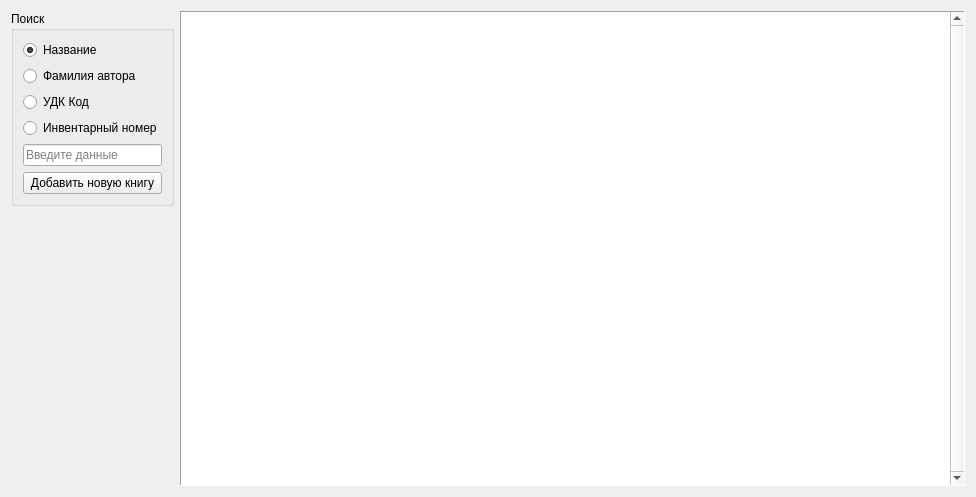
The window that src/searchbookwidget.ui (libjournaldev/libjournal) describes before a commit, drawn with Qt 5.
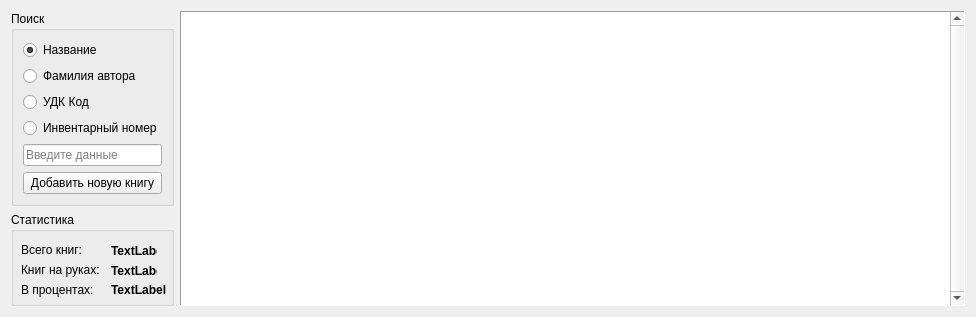
The same window after the commit. Icons and pictures are not drawn.

Diff of the .ui file:
```diff
--- a/src/searchbookwidget.ui
+++ b/src/searchbookwidget.ui
@@ -7,7 +7,7 @@
     <x>0</x>
     <y>0</y>
     <width>976</width>
-    <height>497</height>
+    <height>317</height>
    </rect>
   </property>
   <property name="minimumSize">
@@ -122,17 +122,113 @@
       </widget>
      </item>
      <item>
-      <spacer name="verticalSpacer">
-       <property name="orientation">
-        <enum>Qt::Vertical</enum>
-       </property>
-       <property name="sizeHint" stdset="0">
+      <widget class="QGroupBox" name="groupBox_2">
+       <property name="baseSize">
         <size>
-         <width>20</width>
-         <height>348</height>
+         <width>0</width>
+         <height>50</height>
         </size>
        </property>
-      </spacer>
+       <property name="title">
+        <string>Статистика</string>
+       </property>
+       <widget class="QLabel" name="label">
+        <property name="geometry">
+         <rect>
+          <x>10</x>
+          <y>30</y>
+          <width>61</width>
+          <height>16</height>
+         </rect>
+        </property>
+        <property name="text">
+         <string>Всего книг:</string>
+        </property>
+       </widget>
+       <widget class="QLabel" name="label_2">
+        <property name="geometry">
+         <rect>
+          <x>10</x>
+          <y>50</y>
+          <width>81</width>
+          <height>16</height>
+         </rect>
+        </property>
+        <property name="text">
+         <string>Книг на руках:</string>
+        </property>
+       </widget>
+       <widget class="QLabel" name="label_3">
+        <property name="geometry">
+         <rect>
+          <x>10</x>
+          <y>70</y>
+          <width>71</width>
+          <height>16</height>
+         </rect>
+        </property>
+        <property name="text">
+         <string>В процентах:</string>
+        </property>
+       </widget>
+       <widget class="QLabel" name="labelBookAmount">
+        <property name="geometry">
+         <rect>
+          <x>100</x>
+          <y>32</y>
+          <width>46</width>
+          <height>13</height>
+         </rect>
+        </property>
+        <property name="font">
+         <font>
+          <weight>75</weight>
+          <bold>true</bold>
+         </font>
+        </property>
+        <property name="text">
+         <string>TextLabel</string>
+        </property>
+       </widget>
+       <widget class="QLabel" name="labelOnHandBook">
+        <property name="geometry">
+         <rect>
+          <x>100</x>
+          <y>52</y>
+          <width>46</width>
+          <height>13</height>
+         </rect>
+        </property>
+        <property name="font">
+         <font>
+          <weight>75</weight>
+          <bold>true</bold>
+         </font>
+        </property>
+        <property name="text">
+         <string>TextLabel</string>
+        </property>
+       </widget>
+       <widget class="QLabel" name="labelPercentage">
+        <property name="geometry">
+         <rect>
+          <x>100</x>
+          <y>68</y>
+          <width>71</width>
+          <height>20</height>
+         </rect>
+        </property>
+        <property name="font">
+         <font>
+          <weight>75</weight>
+          <bold>true</bold>
+         </font>
+        </property>
+        <property name="text">
+         <string>TextLabel</string>
+        </property>
+       </widget>
+      </widget>
      </item>
     </layout>
    </item>
```
